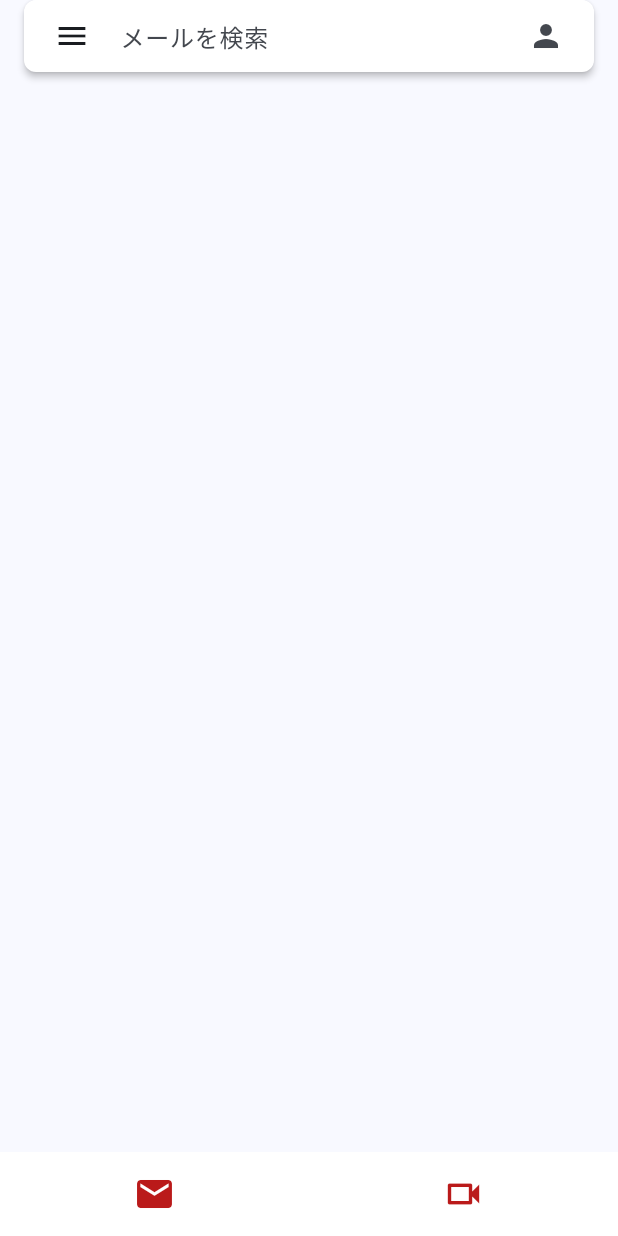
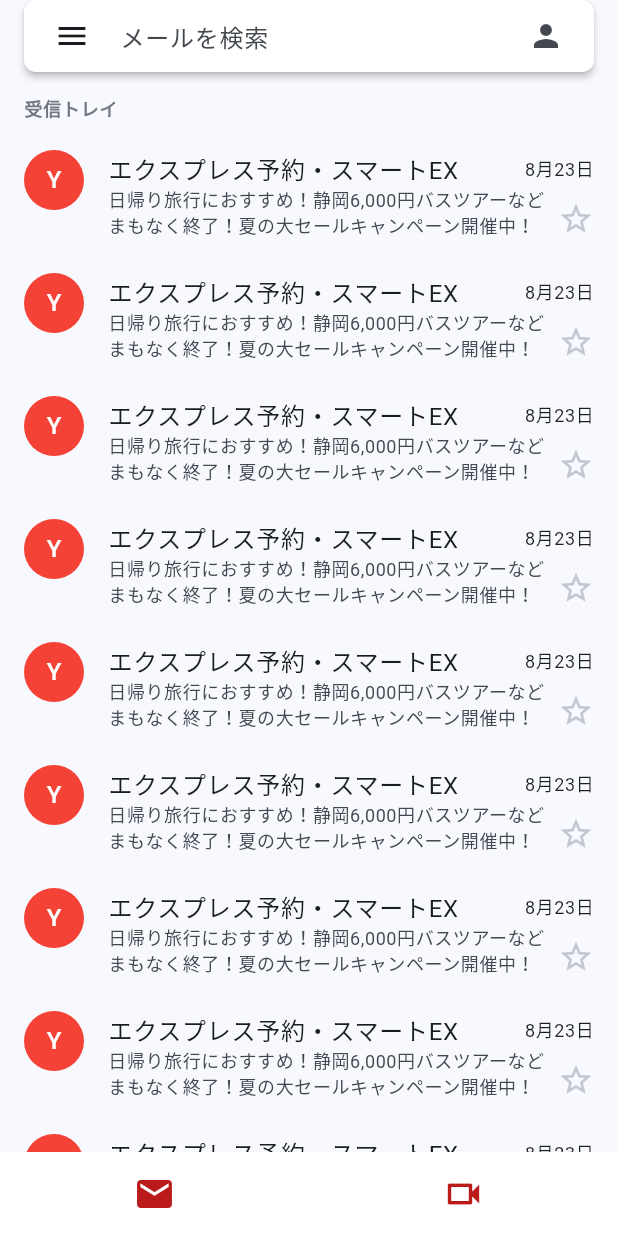
Before and after one commit to susatthi/flutter-gmail-clone, a Flutter app: the screen it shows after launch, on a phone screen of 412 x 824 dp. Run offline on Flutter 3.47's test engine with Material 3 defaults, Android fonts, the phone set to English and light mode, and no system bars; our stand-ins replace flutter_riverpod, riverpod_annotation; generated files the repository leaves out were written again.

Commit message:
🚀 feat: ListView | ListTile

```diff
--- a/lib/main.dart
+++ b/lib/main.dart
@@ -114,11 +114,22 @@
 
   @override
   Widget build(BuildContext context) {
-    return const Column(
+    return Column(
       children: [
-        Padding(
+        const Padding(
           padding: EdgeInsets.symmetric(horizontal: 16),
           child: SearchMailAnchor(),
+        ),
+        Expanded(
+          child: ListView.builder(
+            itemCount: 1 + 20,
+            itemBuilder: (context, index) {
+              if (index == 0) {
+                return const InboxTitle();
+              }
+              return const MailTile();
+            },
+          ),
         ),
       ],
     );
@@ -165,6 +176,90 @@
   }
 }
 
+class InboxTitle extends StatelessWidget {
+  const InboxTitle({super.key});
+
+  @override
+  Widget build(BuildContext context) {
+    return Padding(
+      padding: const EdgeInsets.fromLTRB(16, 16, 24, 8),
+      child: Text(
+        '受信トレイ',
+        style: context.labelMedium?.copyWith(
+          fontWeight: FontWeight.bold,
+          color: context.outline,
+        ),
+      ),
+    );
+  }
+}
+
+class MailTile extends StatelessWidget {
+  const MailTile({super.key});
+
+  @override
+  Widget build(BuildContext context) {
+    return ListTile(
+      onTap: () {},
+      titleAlignment: ListTileTitleAlignment.top,
+      contentPadding: const EdgeInsets.symmetric(horizontal: 16, vertical: 4),
+      leading: const CircleAvatar(
+        backgroundColor: Colors.red,
+        child: Text(
+          'Y',
+          style: TextStyle(color: Colors.white),
+        ),
+      ),
+      title: Row(
+        children: [
+          const Expanded(
+            child: Text(
+              'エクスプレス予約・スマートEX',
+              maxLines: 1,
+            ),
+          ),
+          Text(
+            '8月23日',
+            style: context.bodySmall,
+          ),
+        ],
+      ),
+      subtitleTextStyle: context.bodySmall?.copyWith(
+        color: context.onSurfaceVariant,
+      ),
+      subtitle: Row(
+        crossAxisAlignment: CrossAxisAlignment.end,
+        children: [
+          const Expanded(
+            child: Column(
+              crossAxisAlignment: CrossAxisAlignment.start,
+              children: [
+                Text(
+                  '日帰り旅行におすすめ！静岡6,000円バスツアーなど',
+                  maxLines: 1,
+                  overflow: TextOverflow.ellipsis,
+                ),
+                Text(
+                  'まもなく終了！夏の大セールキャンペーン開催中！',
+                  maxLines: 1,
+                  overflow: TextOverflow.ellipsis,
+                ),
+              ],
+            ),
+          ),
+          InkWell(
+            onTap: () {},
+            child: Icon(
+              Icons.star_border,
+              color: context.outlineVariant,
+            ),
+          ),
+        ],
+      ),
+    );
+  }
+}
+
 class VideoBody extends StatelessWidget {
   const VideoBody({super.key});
 
```
Also changed, not shown: 1 other file.
